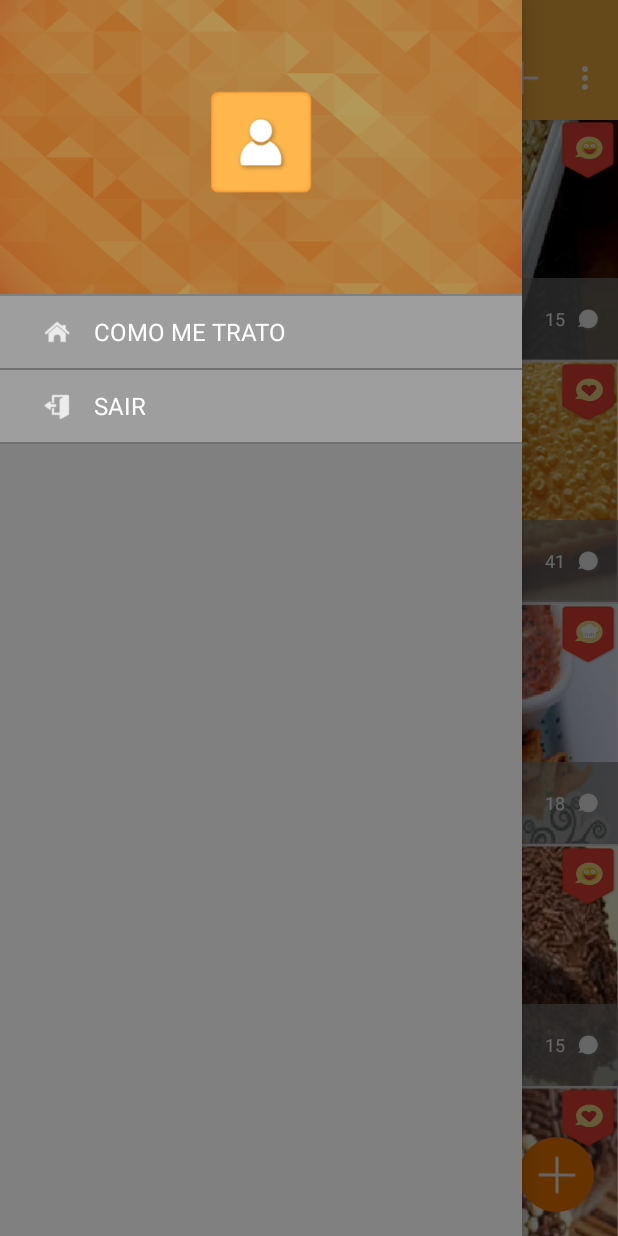
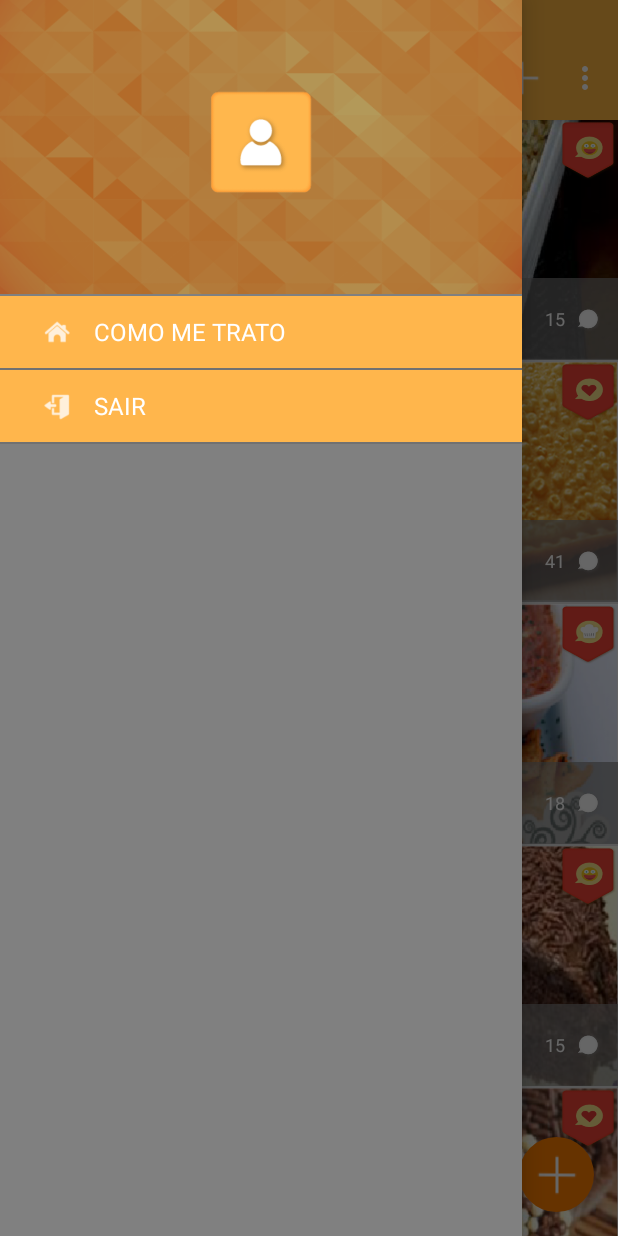
Before and after one commit to mailtolima/OqComer, an Android app: the MainActivity screen opened directly, with no data from a screen before it, with the side drawer open, on a phone screen of 412 x 824 dp. Run offline under Robolectric (Android 15) with nearby library versions, the light colour scheme and no system bars.

Commit message:
Changed colors

```diff
--- a/app/src/main/res/drawable/list_item_bg_normal.xml
+++ b/app/src/main/res/drawable/list_item_bg_normal.xml
@@ -1,7 +1,7 @@
 <shape xmlns:android="http://schemas.android.com/apk/res/android"
     android:shape="rectangle">
   <gradient
-      android:startColor="@color/list_background"
-      android:endColor="@color/list_background"
-      android:angle="90" />
+      android:angle="90"
+      android:endColor="#FFB64C"
+      android:startColor="#FFB64C" />
 </shape>
--- a/app/src/main/res/drawable/list_item_bg_pressed.xml
+++ b/app/src/main/res/drawable/list_item_bg_pressed.xml
@@ -1,7 +1,7 @@
 <shape xmlns:android="http://schemas.android.com/apk/res/android"
     android:shape="rectangle">
   <gradient
-      android:startColor="@color/list_background_pressed"
-      android:endColor="@color/list_background_pressed"
-      android:angle="90" />
+      android:angle="90"
+      android:endColor="#A87533"
+      android:startColor="#A87533" />
 </shape>
```
